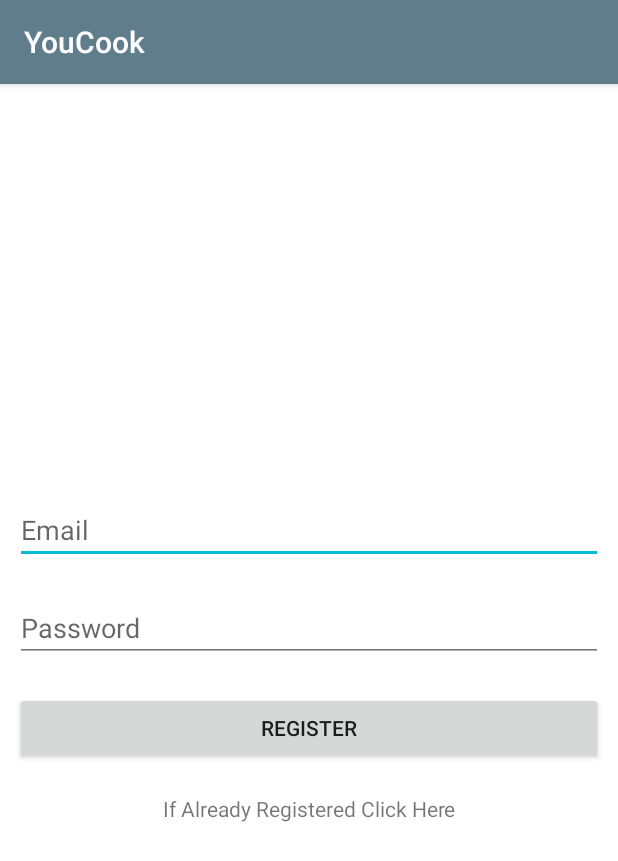
After one commit to E-Nesbitt/YouCook, an Android app: the Register screen opened directly, with no data from a screen before it, on a phone screen of 412 x 824 dp. The commit adds this screen. Shown: the top 861 px of the screen. Run offline under Robolectric (Android 15) with nearby library versions, the phone set to English and light mode, and no system bars.

Commit message:
Register and Login Activities created and layout set up, need the backend code now set up

```diff
--- /dev/null
+++ b/app/src/main/java/com/example/ethannesbitt/youcook/Register.java
@@ -0,0 +1,13 @@
+package com.example.ethannesbitt.youcook;
+
+import android.support.v7.app.AppCompatActivity;
+import android.os.Bundle;
+
+public class Register extends AppCompatActivity {
+
+    @Override
+    protected void onCreate(Bundle savedInstanceState) {
+        super.onCreate(savedInstanceState);
+        setContentView(R.layout.activity_register);
+    }
+}
--- /dev/null
+++ b/app/src/main/res/layout/activity_register.xml
@@ -0,0 +1,51 @@
+<?xml version="1.0" encoding="utf-8"?>
+<RelativeLayout xmlns:android="http://schemas.android.com/apk/res/android"
+    xmlns:app="http://schemas.android.com/apk/res-auto"
+    xmlns:tools="http://schemas.android.com/tools"
+    android:layout_width="match_parent"
+    android:layout_height="match_parent"
+    tools:context="com.example.ethannesbitt.youcook.Register">
+
+    <LinearLayout
+        android:layout_width="match_parent"
+        android:layout_height="wrap_content"
+        android:gravity="center"
+        android:layout_centerHorizontal="true"
+        android:layout_centerVertical="true"
+        android:orientation="vertical">
+
+        <EditText
+            android:id="@+id/emailInput"
+            android:layout_width="match_parent"
+            android:layout_height="wrap_content"
+            android:layout_margin="10dp"
+            android:hint="@string/email_hint"
+            android:layout_centerVertical="true"
+            android:inputType="textEmailAddress"/>
+
+        <EditText
+            android:id="@+id/passwordInput"
+            android:layout_width="match_parent"
+            android:layout_height="wrap_content"
+            android:layout_margin="10dp"
+            android:hint="@string/password_hint"
+            android:layout_centerVertical="true"
+            android:inputType="textPassword"/>
+
+        <Button
+            android:id="@+id/registerButton"
+            android:layout_width="match_parent"
+            android:layout_height="wrap_content"
+            android:layout_margin="10dp"
+            android:text="@string/register"/>
+
+        <TextView
+            android:layout_width="match_parent"
+            android:layout_height="wrap_content"
+            android:layout_margin="10dp"
+            android:text="@string/already_registered"
+            android:gravity="center"/>
+
+    </LinearLayout>
+
+</RelativeLayout>
--- a/app/src/main/res/values/strings.xml
+++ b/app/src/main/res/values/strings.xml
@@ -2,6 +2,12 @@
     <string name="app_name">YouCook</string>
     <string name="dashboard">YouCook - Home</string>
     <string name="title_activity_login">Sign in</string>
+    <string name="email_hint">Email</string>
+    <string name="password_hint">Password</string>
+    <string name="sign_out">Sign Out</string>
+    <string name="register">Register</string>
+    <string name="already_registered">If Already Registered Click Here</string>
+    <string name="not_registered">Not Registered? Click Here</string>
     <string name="action_add">Add</string>
     <string name="action_clear_all">Clear All Items</string>
     <string name="search_menu">Search</string>
```
Also changed, not shown: app/src/main/AndroidManifest.xml (+17 -10 lines), app/src/main/java/com/example/ethannesbitt/youcook/Login.java (added, +13 -0 lines), app/src/main/res/layout/activity_login.xml (added, +40 -0 lines).
